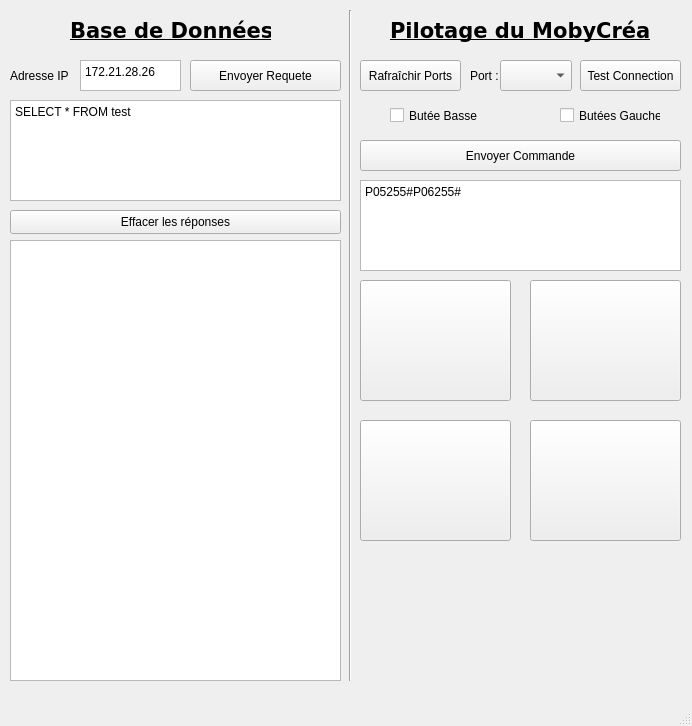
This is MobyCreaApp/mainwindow.ui in kayakdemer63/Projet_MobyCrea as Qt 5 draws it before an edit. The edited form follows.
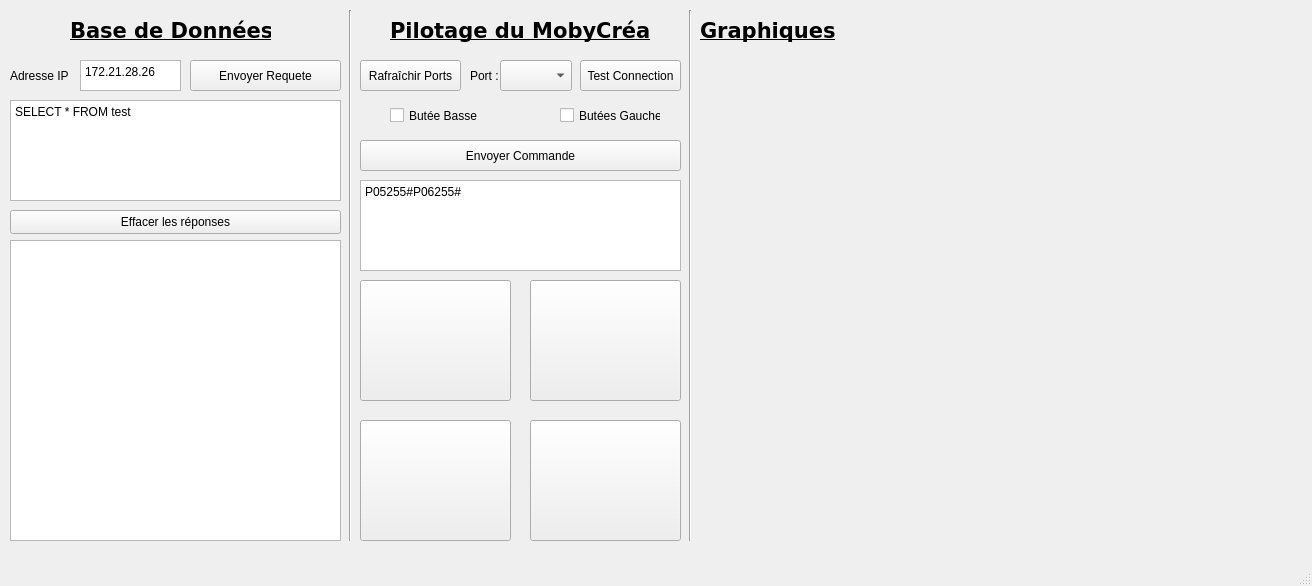
This is the edited form. Icons and pictures are not drawn.

```diff
--- a/MobyCreaApp/mainwindow.ui
+++ b/MobyCreaApp/mainwindow.ui
@@ -6,8 +6,8 @@
    <rect>
     <x>0</x>
     <y>0</y>
-    <width>692</width>
-    <height>726</height>
+    <width>1312</width>
+    <height>586</height>
    </rect>
   </property>
   <property name="windowTitle">
@@ -191,7 +191,7 @@
       <x>10</x>
       <y>240</y>
       <width>331</width>
-      <height>441</height>
+      <height>301</height>
      </rect>
     </property>
    </widget>
@@ -235,7 +235,7 @@
       <x>340</x>
       <y>10</y>
       <width>20</width>
-      <height>671</height>
+      <height>531</height>
      </rect>
     </property>
     <property name="orientation">
@@ -355,6 +355,62 @@
      </size>
     </property>
    </widget>
+   <widget class="Line" name="line_2">
+    <property name="geometry">
+     <rect>
+      <x>680</x>
+      <y>10</y>
+      <width>20</width>
+      <height>531</height>
+     </rect>
+    </property>
+    <property name="orientation">
+     <enum>Qt::Vertical</enum>
+    </property>
+   </widget>
+   <widget class="QLabel" name="Graphlabel">
+    <property name="geometry">
+     <rect>
+      <x>700</x>
+      <y>10</y>
+      <width>141</width>
+      <height>41</height>
+     </rect>
+    </property>
+    <property name="font">
+     <font>
+      <family>Verdana</family>
+      <pointsize>16</pointsize>
+      <bold>true</bold>
+      <underline>true</underline>
+     </font>
+    </property>
+    <property name="text">
+     <string>Graphiques</string>
+    </property>
+   </widget>
+   <widget class="QWidget" name="gridLayoutWidget">
+    <property name="geometry">
+     <rect>
+      <x>700</x>
+      <y>50</y>
+      <width>601</width>
+      <height>241</height>
+     </rect>
+    </property>
+    <layout class="QGridLayout" name="gridLayout"/>
+   </widget>
+   <widget class="QWidget" name="gridLayoutWidget_2">
+    <property name="geometry">
+     <rect>
+      <x>700</x>
+      <y>300</y>
+      <width>601</width>
+      <height>241</height>
+     </rect>
+    </property>
+    <layout class="QGridLayout" name="gridLayout_2"/>
+   </widget>
   </widget>
   <widget class="QMenuBar" name="menubar">
    <property name="geometry">
```
Left out of the diff: 4 changed lines with no effect on the pictures.
